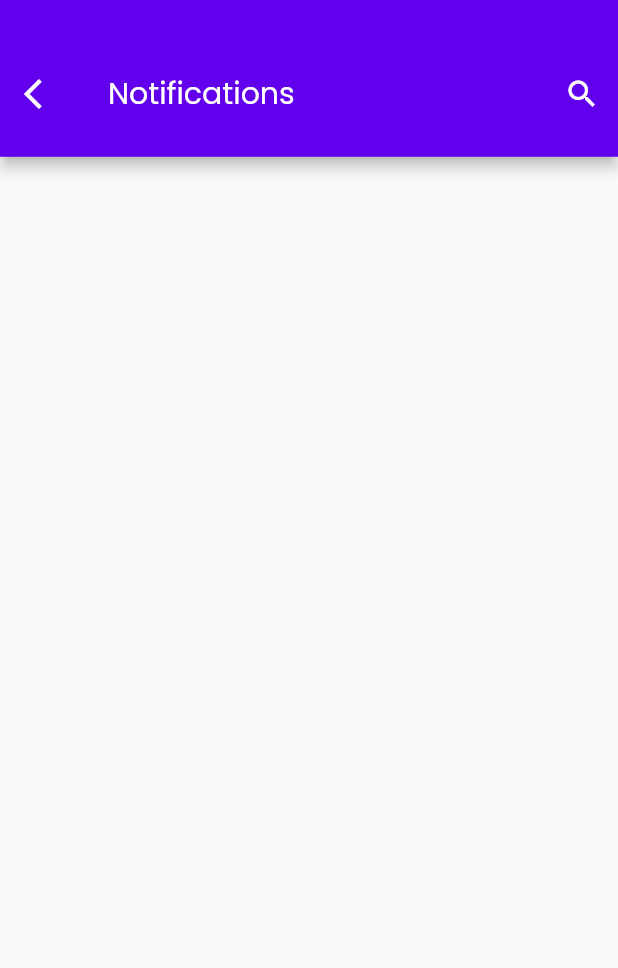
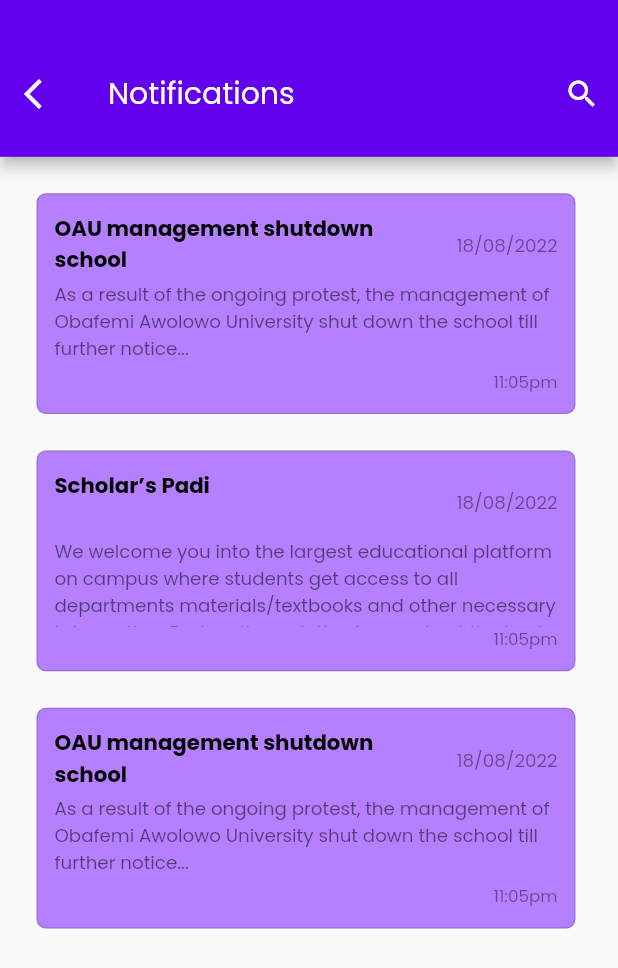
Before and after one commit to kolikay/Scholars_padi, a Flutter app: the NotificationScreen screen opened directly, on a phone screen of 412 x 824 dp. Shown: the top 968 px of the screen. Run offline on Flutter 3.47's test engine with Material 2 defaults, Android fonts, the phone set to English and light mode, and no system bars; our stand-ins replace carousel_slider, flutter_riverpod, flutter_screenutil, google_fonts, image_picker, pin_code_fields and 1 more; missing offline and left inert: simple_connection_checker.

Commit message:
working on notifications screen still

```diff
--- a/lib/screens/on_boarding/notifications/notification_screen.dart
+++ b/lib/screens/on_boarding/notifications/notification_screen.dart
@@ -4,11 +4,17 @@
 import 'package:flutter_screenutil/flutter_screenutil.dart';
 import 'package:scholars_padi/widgets/reusesable_widget/normal_text.dart';
 
-class NotificationScreen extends StatelessWidget {
+class NotificationScreen extends StatefulWidget {
   const NotificationScreen({
     Key? key,
   }) : super(key: key);
 
+  @override
+  State<NotificationScreen> createState() => _NotificationScreenState();
+}
+
+class _NotificationScreenState extends State<NotificationScreen> {
+  bool select = false;
   @override
   Widget build(BuildContext context) {
     return Scaffold(
@@ -35,36 +41,61 @@
           padding: EdgeInsets.all(24.0.h),
           child: Column(
             children: [
-              // const MaterialCards(),
-              // SizedBox(
-              //   height: 24.h,
-              // ),
-              // const MaterialCards(),
-              // SizedBox(
-              //   height: 24.h,
-              // ),
-              // const MaterialCards(),
+              MaterialCards(
+                  selected: select,
+                  cardMessage:
+                      'As a result of the ongoing protest, the management of Obafemi Awolowo University shut down the school till further notice...',
+                  cardDate: '18/08/2022',
+                  cardTime: '11:05pm',
+                  cardTitle: 'OAU management shutdown school'),
+              SizedBox(
+                height: 24.h,
+              ),
+              MaterialCards(
+                  selected: select,
+                  cardMessage:
+                      'We welcome you into the largest educational platform on campus where students get access to all departments materials/textbooks and other necessary information. Explore through the App and get the best experience so far.Thank You.',
+                  cardDate: '18/08/2022',
+                  cardTime: '11:05pm',
+                  cardTitle: 'Scholar’s Padi'),
+              SizedBox(
+                height: 24.h,
+              ),
+              MaterialCards(
+                  selected: select,
+                  cardMessage:
+                      'As a result of the ongoing protest, the management of Obafemi Awolowo University shut down the school till further notice...',
+                  cardDate: '18/08/2022',
+                  cardTime: '11:05pm',
+                  cardTitle: 'OAU management shutdown school'),
             ],
           ),
         ));
   }
 }
 
-class MaterialCards extends StatelessWidget {
+class MaterialCards extends StatefulWidget {
   final String cardMessage;
   final String cardTitle;
   final String cardDate;
   final String cardTime;
-  const MaterialCards({
-    Key? key,
+  final Color? borderColor;
+  bool selected;
+  MaterialCards(
+      {Key? key,
       required this.cardMessage,
       required this.cardDate,
       required this.cardTime,
-    required this.cardTitle
-  }) : super(key: key);
+      required this.cardTitle,
+      required this.selected,
+      this.borderColor})
+      : super(key: key);
 
+  @override
+  State<MaterialCards> createState() => _MaterialCardsState();
+}
 
-
+class _MaterialCardsState extends State<MaterialCards> {
   @override
   Widget build(BuildContext context) {
     return Container(
@@ -72,12 +103,22 @@
       height: 145.h,
       decoration: BoxDecoration(
         borderRadius: BorderRadius.circular(5.53.w),
-          border: Border.all(color: Colors.black12),
-          color: const Color(0xffb580ff)),
+        border: !widget.selected
+            ? Border.all(color: Colors.black12)
+            : Border.all(
+                color: AppColor.mainColor,
+                width: 2.0,
+                style: BorderStyle.solid),
+        color: const Color(0xffb580ff),
+      ),
       child: Padding(
         padding: EdgeInsets.all(10.0.w),
         child: InkWell(
-          onTap: () {},
+          onTap: () {
+            setState(() {
+              widget.selected = !widget.selected;
+            });
+          },
           child: Column(
             mainAxisAlignment: MainAxisAlignment.spaceEvenly,
             children: [
@@ -88,13 +129,13 @@
                     width: 222.w,
                     height: 45.h,
                     child: NormalText(
-                      text: cardTitle,
+                      text: widget.cardTitle,
                       size: 14.sp,
                       fontWeight: FontWeight.bold,
                     ),
                   ),
                   NormalText(
-                    text: cardDate,
+                    text: widget.cardDate,
                     size: 12.sp,
                     color: AppColor.dullerBlack,
                   ),
@@ -104,7 +145,7 @@
                 height: 58.h,
                 width: 327.w,
                 child: NormalText(
-                  text: cardMessage,
+                  text: widget.cardMessage,
                   size: 12.sp,
                   color: AppColor.dullBlack,
                 ),
@@ -116,7 +157,7 @@
                     width: 100.w,
                   ),
                   NormalText(
-                    text: cardTime,
+                    text: widget.cardTime,
                     size: 11.sp,
                     color: AppColor.dullerBlack,
                   ),
```
Lines whose indentation alone changed are shown as unchanged.
